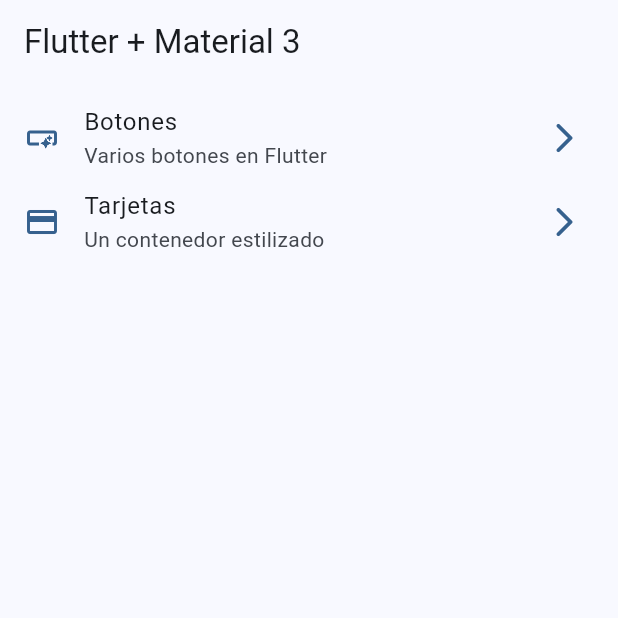
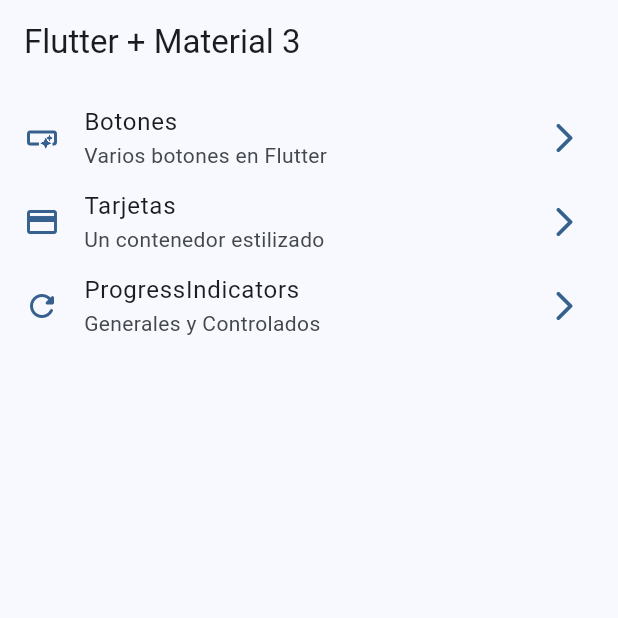
Before and after one commit to elojaa6/widgets_app, a Flutter app: the screen it shows after launch, on a phone screen of 412 x 824 dp, the top half of it. Run offline on Flutter 3.47's test engine with Material 2 defaults, Android fonts, the phone set to English and light mode, and no system bars; our stand-ins replace go_router.

Commit message:
progress indicator

```diff
--- a/lib/config/menu/menu_items.dart
+++ b/lib/config/menu/menu_items.dart
@@ -25,4 +25,10 @@ const appMenuItems = <MenuItem>[
       subTitle: 'Un contenedor estilizado',
       link: '/cards',
       icon: Icons.credit_card),
+
+  MenuItem(
+      title: 'ProgressIndicators',
+      subTitle: 'Generales y Controlados',
+      link: '/progress',
+      icon: Icons.refresh_rounded),
 ];
--- a/lib/config/router/app_router.dart
+++ b/lib/config/router/app_router.dart
@@ -21,5 +21,11 @@ final appRouter = GoRouter(
       name: CardsScreen.name,
       builder: (context, state) => const CardsScreen(),
     ),
+
+    GoRoute(
+      path: '/progress',
+      name: ProgressScreen.name,
+      builder: (context, state) => const ProgressScreen(),
+    ),
   ]
 );
```
